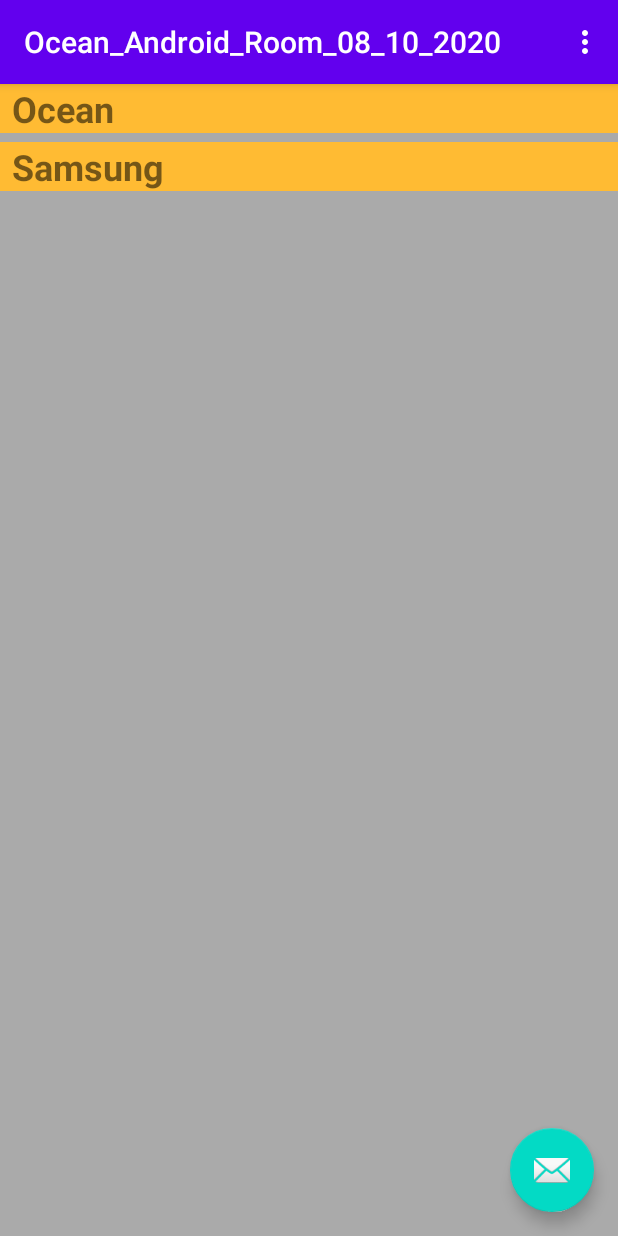
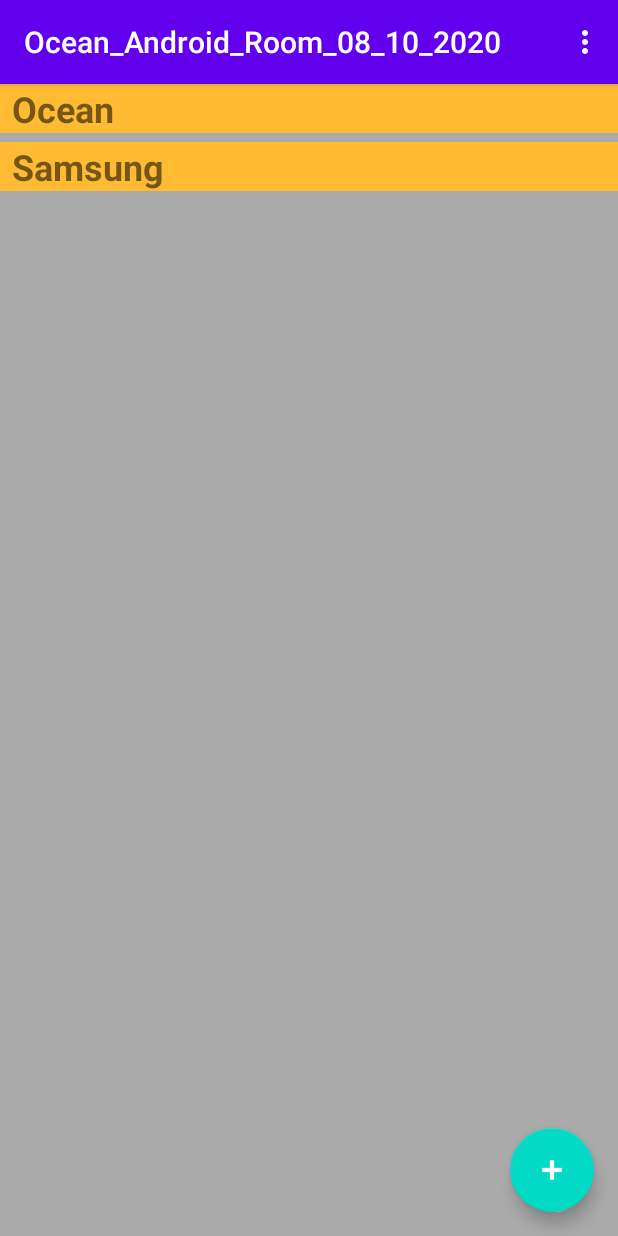
Before and after one commit to paulosalvatore/Ocean_Android_Room_08_10_2020, an Android app: the screen it shows after launch (MainActivity), on a phone screen of 412 x 824 dp. Run offline under Robolectric (Android 15) with nearby library versions, the phone set to English and light mode, and no system bars; our stand-ins replace Room's generated code.

Commit message:
FAB alterado para ícone de

```diff
--- a/app/src/main/res/layout/activity_main.xml
+++ b/app/src/main/res/layout/activity_main.xml
@@ -28,6 +28,7 @@
         android:layout_height="wrap_content"
         android:layout_gravity="bottom|end"
         android:layout_margin="@dimen/fab_margin"
-        app:srcCompat="@android:drawable/ic_dialog_email" />
+        android:tint="#FFFFFF"
+        app:srcCompat="@android:drawable/ic_input_add" />
 
 </androidx.coordinatorlayout.widget.CoordinatorLayout>
```
